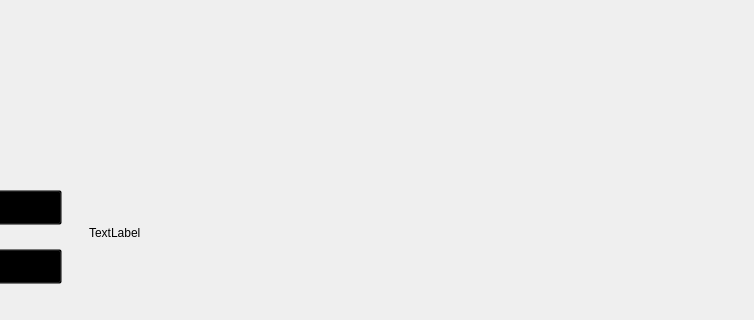
Before: the Qt Designer form game_page.ui in Saeedfhm/T_Monsters, drawn with Qt 5; both pictures show x 272 to 1026 and y 480 to 800 of the 1200 by 800 pixel window.
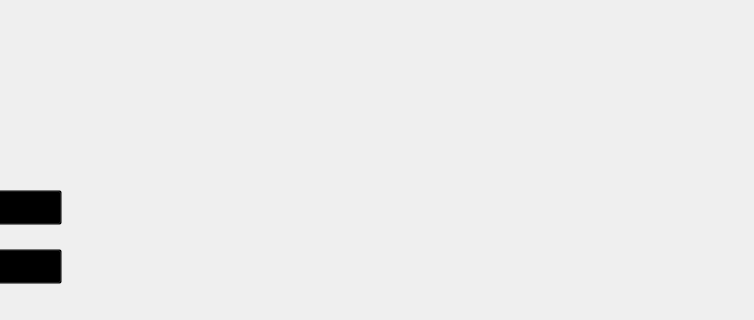
After: the same form once the commit is applied. Icons and pictures are not drawn.

Commit message: attack function

```diff
--- a/game_page.ui
+++ b/game_page.ui
@@ -280,13 +280,6 @@
                     <property name="topMargin">
                      <number>1</number>
                     </property>
-                    <item>
-                     <widget class="QLabel" name="Message">
-                      <property name="text">
-                       <string>TextLabel</string>
-                      </property>
-                     </widget>
-                    </item>
                     <item>
                      <widget class="QLabel" name="player1Timer">
                       <property name="styleSheet">
@@ -324,6 +317,17 @@
                </item>
               </layout>
              </item>
+             <item>
+              <layout class="QVBoxLayout" name="verticalLayout_3">
+               <item>
+                <widget class="QLabel" name="Message">
+                 <property name="text">
+                  <string/>
+                 </property>
+                </widget>
+               </item>
+              </layout>
+             </item>
             </layout>
            </widget>
           </item>
```
The commit also changes 2 other files.
